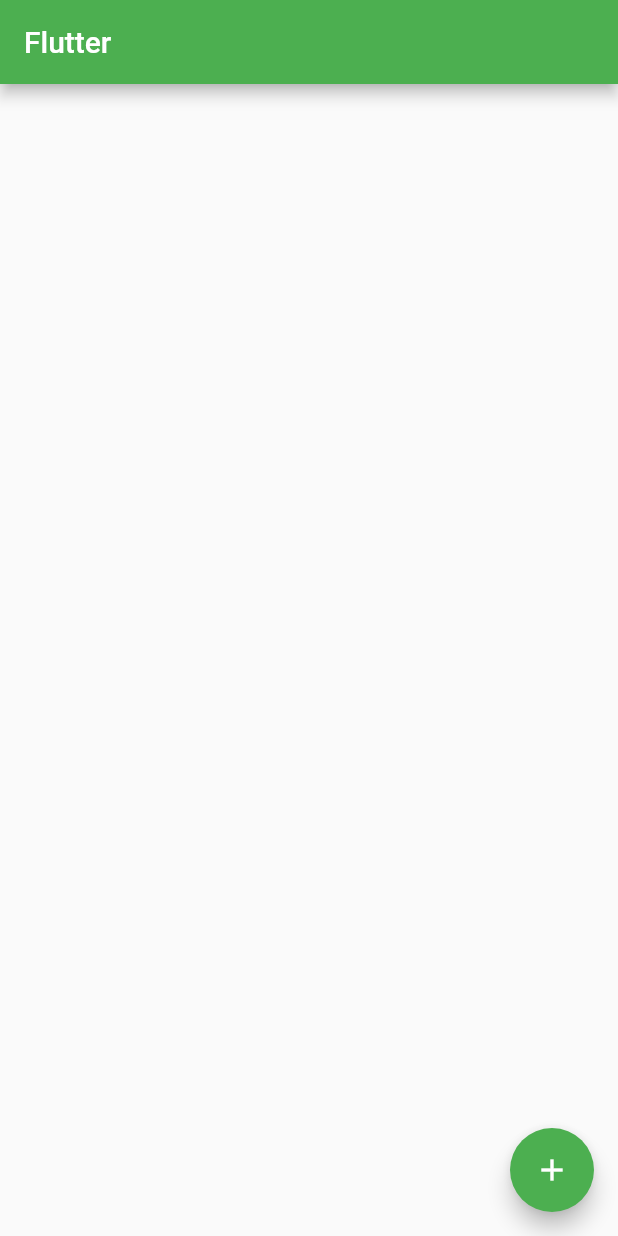
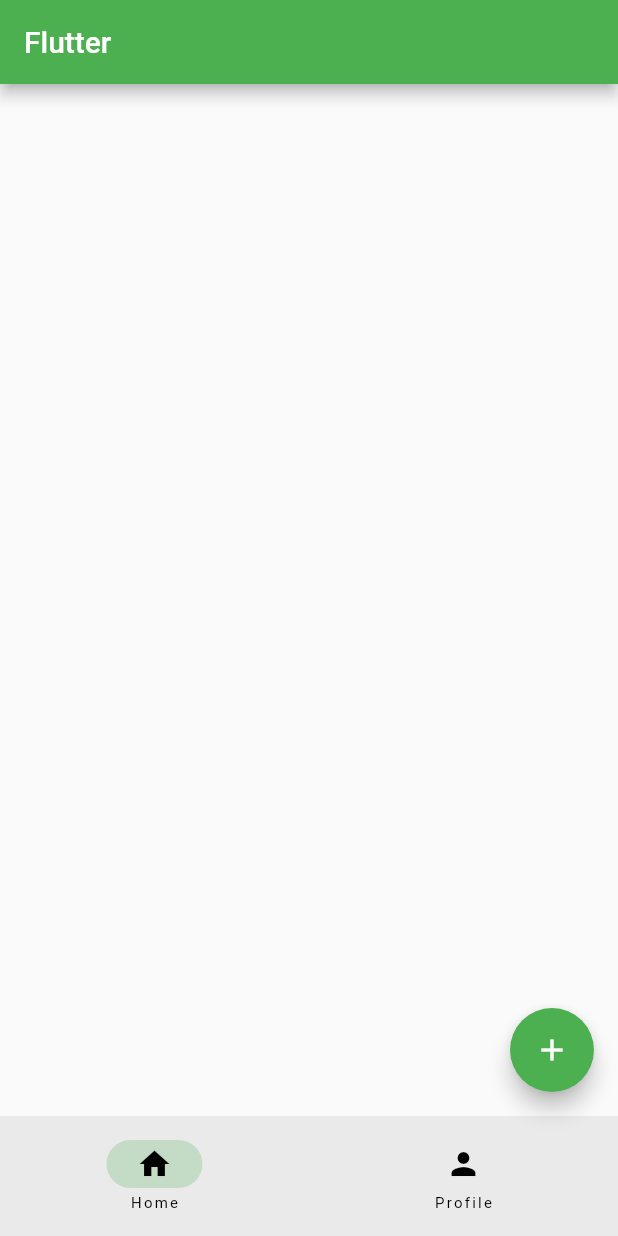
Before and after one commit to HORRYZONE/flutter_ClubApp, a Flutter app: the screen it shows after launch, on a phone screen of 412 x 824 dp. Run offline on Flutter 3.47's test engine with Material 2 defaults, Android fonts, the phone set to English and light mode, and no system bars.

```diff
--- a/sampleproject/lib/main.dart
+++ b/sampleproject/lib/main.dart
@@ -41,6 +41,15 @@ class _RootPageState extends State<RootPage> {
         },
         child: Icon(Icons.add),
       ),
+      bottomNavigationBar: NavigationBar(
+        destinations: const [
+          NavigationDestination(icon: Icon(Icons.home), label: "Home"),
+          NavigationDestination(icon: Icon(Icons.person), label: "Profile"),
+        ],
+        onDestinationSelected: (int index){
+          currentPage = index;
+        },
+      ),
     );
   }
 }
```
